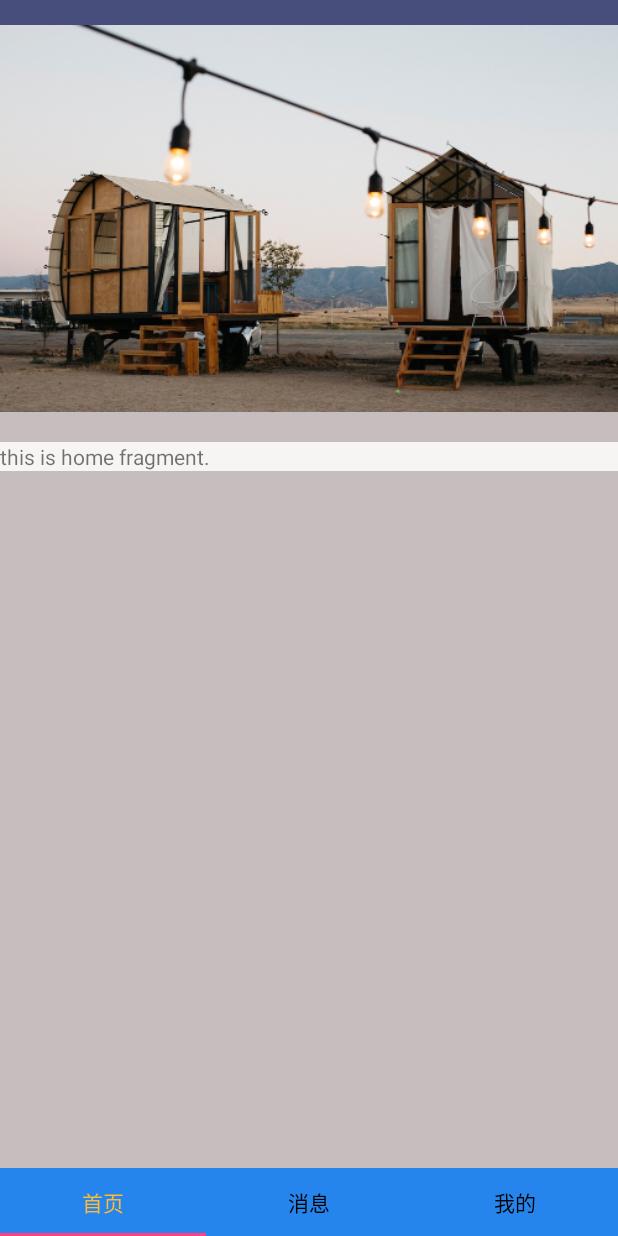
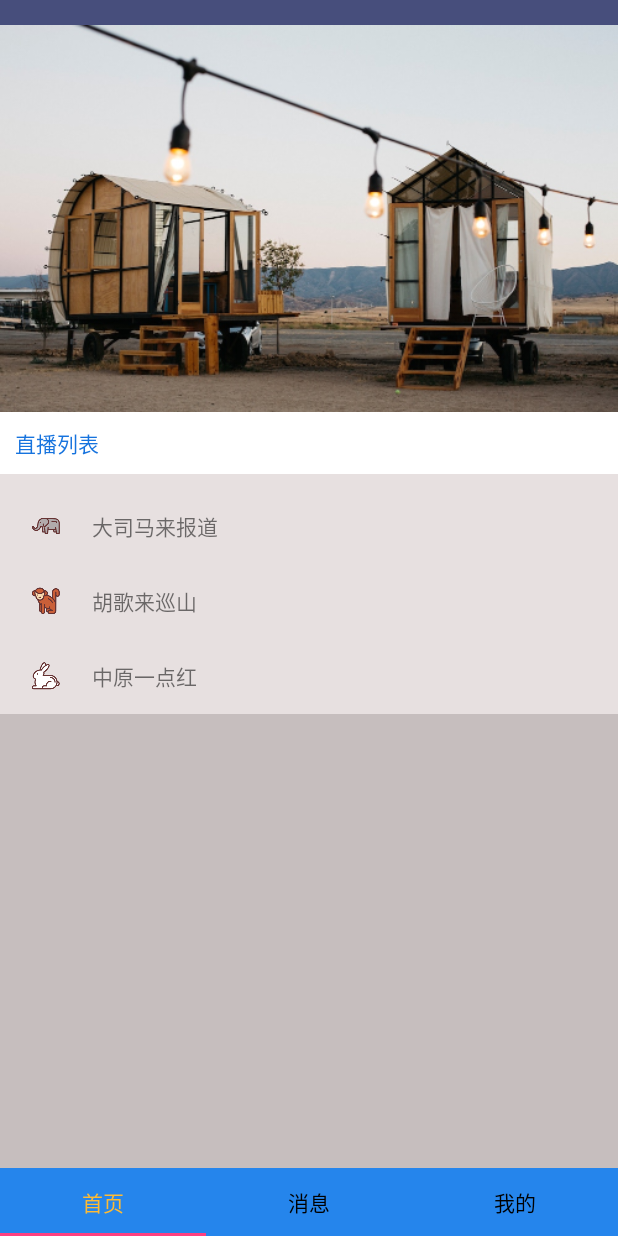
Before and after one commit to ChangeStrong/AndroidDemo, an Android app: the screen it shows after launch (MainActivity), on a phone screen of 412 x 824 dp. Run offline under Robolectric (Android 15) with nearby library versions, the phone set to English and light mode, and no system bars; our stand-ins replace data binding.

Commit message:
主界面更改

```diff
--- a/interractiveDemo/app/src/main/java/com/example/luoluo/interractivedemo/Home/View/HomeFragment.java
+++ b/interractiveDemo/app/src/main/java/com/example/luoluo/interractivedemo/Home/View/HomeFragment.java
@@ -5,14 +5,18 @@ import android.support.annotation.NonNull;
 import android.support.annotation.Nullable;
 import android.support.v4.app.Fragment;
 import android.support.v4.view.ViewPager;
+import android.support.v7.widget.LinearLayoutManager;
+import android.support.v7.widget.RecyclerView;
 import android.util.Log;
 import android.view.LayoutInflater;
 import android.view.View;
 import android.view.ViewGroup;
 import android.widget.LinearLayout;
 
+import com.example.luoluo.interractivedemo.Model.LiveModel;
 import com.example.luoluo.interractivedemo.R;
 import com.example.luoluo.interractivedemo.Util.BannerAdapter;
+import com.example.luoluo.interractivedemo.Util.LiveListRecyclerAdapter;
 import com.example.luoluo.interractivedemo.Util.UIHelper;
 
 import java.util.ArrayList;
@@ -22,6 +26,7 @@ public class HomeFragment extends Fragment implements ViewPager.OnPageChangeList
 
     public static final String TAG = "HomeFragment";
     public ViewPager mBannerPager;
+    public RecyclerView mLiveListRecycler;
     public List<Fragment> imageFragments;
     @Nullable
     @Override
@@ -30,8 +35,10 @@ public class HomeFragment extends Fragment implements ViewPager.OnPageChangeList
 
         View view = inflater.inflate(R.layout.fragment_home2,container,false);
         mBannerPager = view.findViewById(R.id.viewPager_banner);
+        mLiveListRecycler = view.findViewById(R.id.recycler_liveList);
         imageFragments = new ArrayList<>();
         createBannerImageUI();
+        initLiveListRecycleView();
         return view;
     }
 
@@ -61,6 +68,26 @@ public class HomeFragment extends Fragment implements ViewPager.OnPageChangeList
 
     }
 
+    public void initLiveListRecycleView(){
+
+        int[] images = {R.drawable.icon_alpha,R.drawable.icon_monkon,R.drawable.icon_rabit};
+        String[] titles = {"大司马来报道","胡歌来巡山","中原一点红"};
+        ArrayList<LiveModel>models = new ArrayList<>();
+        for (int i =0 ;i<images.length;i++){
+            LiveModel model = new LiveModel();
+            model.imageID = images[i];
+            model.titleName = titles[i];
+            models.add(model);
+        }
+
+
+        LinearLayoutManager layoutManager = new LinearLayoutManager(this.getContext());
+        mLiveListRecycler.setLayoutManager(layoutManager);
+
+        LiveListRecyclerAdapter liveListRecyclerAdapter = new LiveListRecyclerAdapter(models);
+        mLiveListRecycler.setAdapter(liveListRecyclerAdapter);
+    }
+
     @Override
     public void onPageSelected(int position) {
 
--- /dev/null
+++ b/interractiveDemo/app/src/main/java/com/example/luoluo/interractivedemo/Model/LiveModel.java
@@ -0,0 +1,6 @@
+package com.example.luoluo.interractivedemo.Model;
+
+public class LiveModel {
+    public int imageID;
+    public  String titleName;
+}
--- /dev/null
+++ b/interractiveDemo/app/src/main/java/com/example/luoluo/interractivedemo/Util/LiveListRecyclerAdapter.java
@@ -0,0 +1,59 @@
+package com.example.luoluo.interractivedemo.Util;
+
+import android.support.annotation.NonNull;
+import android.support.v7.widget.RecyclerView;
+import android.view.LayoutInflater;
+import android.view.View;
+import android.view.ViewGroup;
+import android.widget.ImageView;
+import android.widget.TextView;
+
+import com.example.luoluo.interractivedemo.Model.LiveModel;
+import com.example.luoluo.interractivedemo.R;
+
+import java.util.ArrayList;
+import java.util.List;
+
+public class LiveListRecyclerAdapter extends RecyclerView.Adapter {
+
+    public  List<?>mList;
+
+    public  LiveListRecyclerAdapter(ArrayList list){
+        mList = list;
+    }
+
+    @NonNull
+    @Override
+    public RecyclerView.ViewHolder onCreateViewHolder(@NonNull ViewGroup parent, int viewType) {
+        View view = LayoutInflater.from(parent.getContext()).inflate(R.layout.recycler_liveitem,parent,false);
+
+        ViewHoder hoder = new ViewHoder(view);
+
+        return hoder;
+    }
+
+    @Override
+    public int getItemCount() {
+        return mList.size();
+    }
+
+    @Override
+    public void onBindViewHolder(@NonNull RecyclerView.ViewHolder holder, int position) {
+        LiveModel model = (LiveModel) mList.get(position);
+        ViewHoder holder2 = (ViewHoder) holder;
+        holder2.iamgeview.setImageResource(model.imageID);
+        holder2.textView.setText(model.titleName);
+    }
+
+    public class ViewHoder extends RecyclerView.ViewHolder {
+        public ImageView iamgeview;
+        public TextView textView;
+
+        public ViewHoder(View view) {
+            super(view);
+
+            iamgeview = view.findViewById(R.id.imageView);
+            textView = view.findViewById(R.id.textView);
+        }
+    }
+}
--- a/interractiveDemo/app/src/main/res/layout/fragment_home2.xml
+++ b/interractiveDemo/app/src/main/res/layout/fragment_home2.xml
@@ -17,16 +17,31 @@
 <LinearLayout
     android:layout_width="match_parent"
     android:layout_height="wrap_content"
-    android:layout_marginTop="20dp"
-    android:background="#f7f4f4"
+    android:layout_marginTop="0dp"
+    android:background="#e7e0e0"
+    android:orientation="vertical"
     >
 
     <TextView
+    android:layout_width="match_parent"
+    android:layout_height="wrap_content"
+    android:text="直播列表"
+        android:background="#ffffff"
+        android:padding="10dp"
+        android:textColor="#1673de"
+
+    />
+
+    <android.support.v7.widget.RecyclerView
+        android:id="@+id/recycler_liveList"
         android:layout_width="match_parent"
-        android:layout_height="wrap_content"
-        android:text="this is home fragment."
+        android:layout_height="match_parent"
+        android:paddingTop="10dp"
+        >
 
-        />
+    </android.support.v7.widget.RecyclerView>
+
+
 </LinearLayout>
 
 
--- /dev/null
+++ b/interractiveDemo/app/src/main/res/layout/recycler_liveitem.xml
@@ -0,0 +1,26 @@
+<?xml version="1.0" encoding="utf-8"?>
+<LinearLayout xmlns:android="http://schemas.android.com/apk/res/android"
+    xmlns:app="http://schemas.android.com/apk/res-auto"
+    android:orientation="horizontal"
+    android:layout_width="match_parent"
+    android:layout_height="50dp">
+
+    <ImageView
+        android:id="@+id/imageView"
+        android:layout_width="wrap_content"
+        android:layout_height="wrap_content"
+        app:srcCompat="@drawable/icon_rabit"
+        android:layout_marginStart="20dp"
+        android:layout_gravity="center_vertical"
+
+        />
+
+    <TextView
+        android:id="@+id/textView"
+        android:layout_width="wrap_content"
+        android:layout_height="wrap_content"
+        android:text="TextView"
+        android:layout_marginStart="20dp"
+        android:layout_gravity="center_vertical"
+        />
+</LinearLayout>
```
Also changed, not shown: interractiveDemo/app/src/main/res/drawable-xxhdpi/icon_alpha.png (added), interractiveDemo/app/src/main/res/drawable-xxhdpi/icon_monkon.png (added), interractiveDemo/app/src/main/res/drawable-xxhdpi/icon_rabit.png (added).
